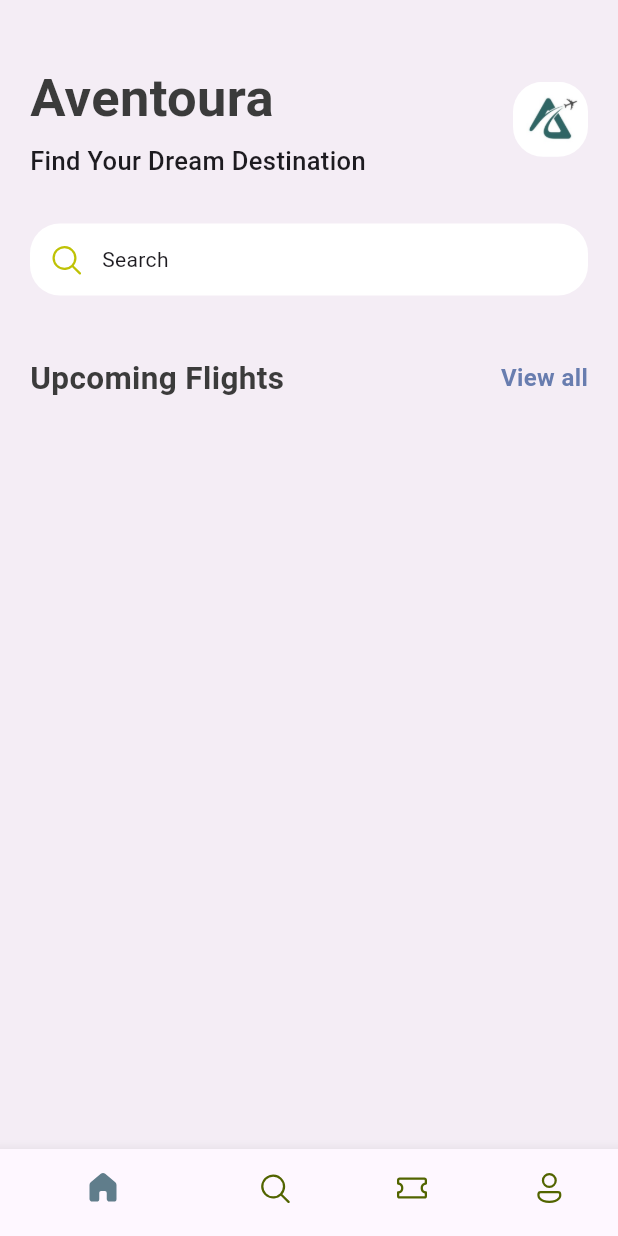
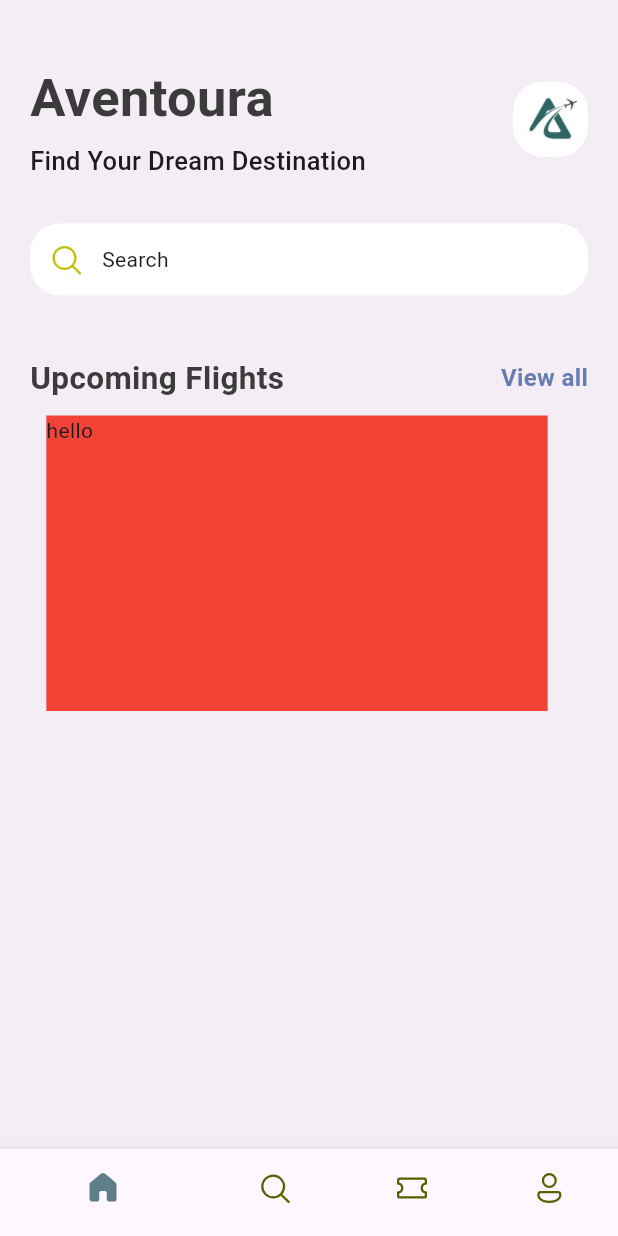
Before and after one commit to Zyzenmax/Aventoura-App, a Flutter app: the screen it shows after launch, on a phone screen of 412 x 824 dp. Run offline on Flutter 3.47's test engine with Material 3 defaults, Android fonts, the phone set to English and light mode, and no system bars; our stand-ins replace fluentui_icons.

Commit message:
Create TicketView widget class

```diff
--- /dev/null
+++ b/ticket_app/lib/base/widgets/ticket_view.dart
@@ -0,0 +1,21 @@
+import 'package:flutter/material.dart';
+
+class TicketView extends StatelessWidget {
+  const TicketView({super.key});
+
+  @override
+  Widget build(BuildContext context) {
+    // ignore: unused_local_variable
+    final size = MediaQuery.of(context).size;
+
+    return SizedBox(
+      width: size.width * 0.85,
+      height: 197,
+      child: Container(
+        margin: const EdgeInsets.only(right: 16),
+        color: Colors.red,
+        child: const Text("hello"),
+      ),
+    );
+  }
+}
--- a/ticket_app/lib/screens/home_screens.dart
+++ b/ticket_app/lib/screens/home_screens.dart
@@ -4,6 +4,7 @@ import 'package:flutter/cupertino.dart';
 import 'package:ticket_app/base/res/media.dart';
 import 'package:ticket_app/base/res/styles/app_styles.dart';
 import 'package:ticket_app/base/widgets/app_double_text.dart';
+import 'package:ticket_app/base/widgets/ticket_view.dart';
 
 class HomeScreen extends StatelessWidget {
   const HomeScreen({super.key});
@@ -59,7 +60,7 @@ class HomeScreen extends StatelessWidget {
                         horizontal: 12, vertical: 12),
                     decoration: BoxDecoration(
                         borderRadius: BorderRadius.circular(20),
-                        color: Color.fromARGB(255, 255, 255, 255)),
+                        color: const Color.fromARGB(255, 255, 255, 255)),
                     child: const Row(
                       mainAxisAlignment: MainAxisAlignment.start,
                       children: [
@@ -82,7 +83,13 @@ class HomeScreen extends StatelessWidget {
                 const AppDoubleText(
                   bigText: 'Upcoming Flights',
                   smallText: 'View all',
-                )
+                ),
+
+                const SizedBox(
+                  height: 10,
+                ),
+
+                TicketView()
               ],
             ),
           ),
```
